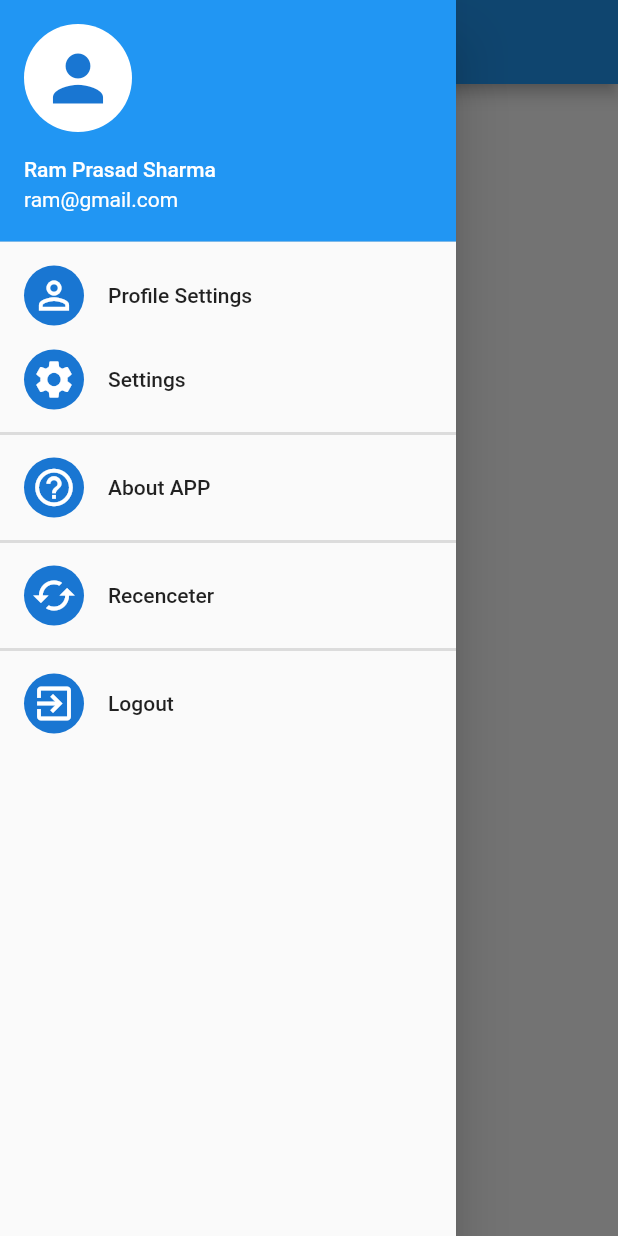
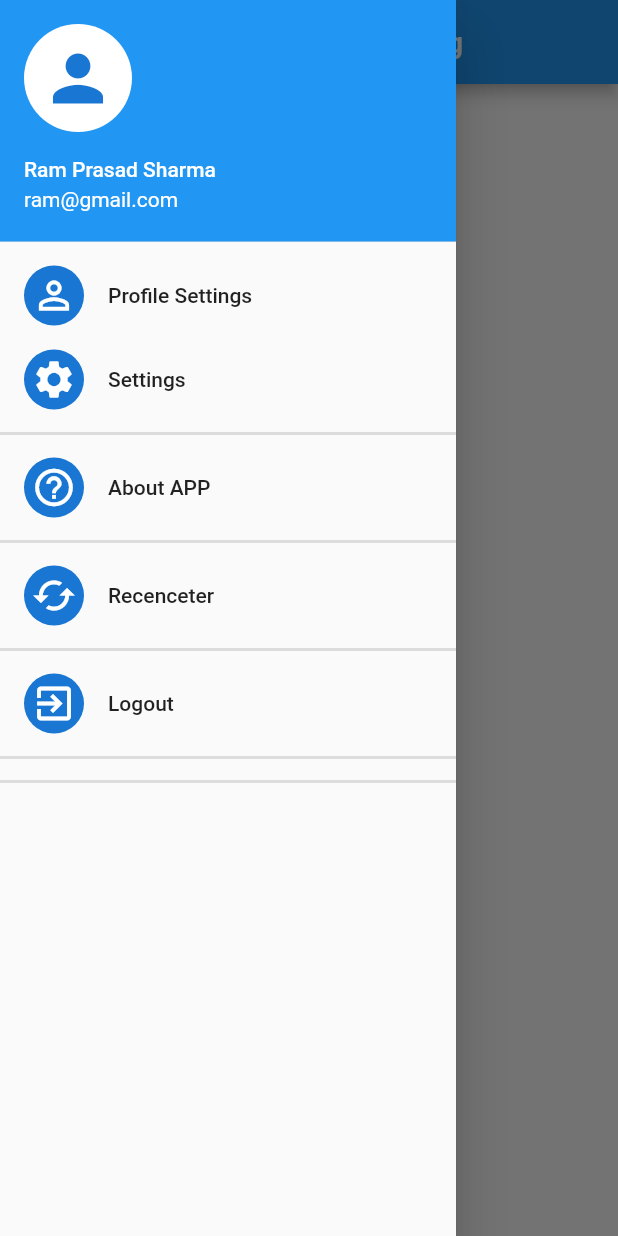
Before and after one commit to Ram44/Blogging_App, a Flutter app: the Dashboard screen opened directly, with the side drawer open, on a phone screen of 412 x 824 dp. Run offline on Flutter 3.47's test engine with Material 2 defaults, Android fonts, the phone set to English and light mode, and no system bars; our stand-ins replace get.

Commit message:
Adding divider

```diff
--- a/lib/dashboard/dashboard.dart
+++ b/lib/dashboard/dashboard.dart
@@ -83,11 +83,17 @@ class Dashboard extends StatelessWidget {
               ),
               title: Text("Logout"),
             ),
+            Divider(
+              thickness: 2,
+            ),
+            Divider(
+              thickness: 2,
+            ),
           ],
         ),
       ),
       appBar: AppBar(
-        title: Text("Home Page"),
+        title: Text("Home Page of blogging "),
         centerTitle: true,
       ),
     );
```
